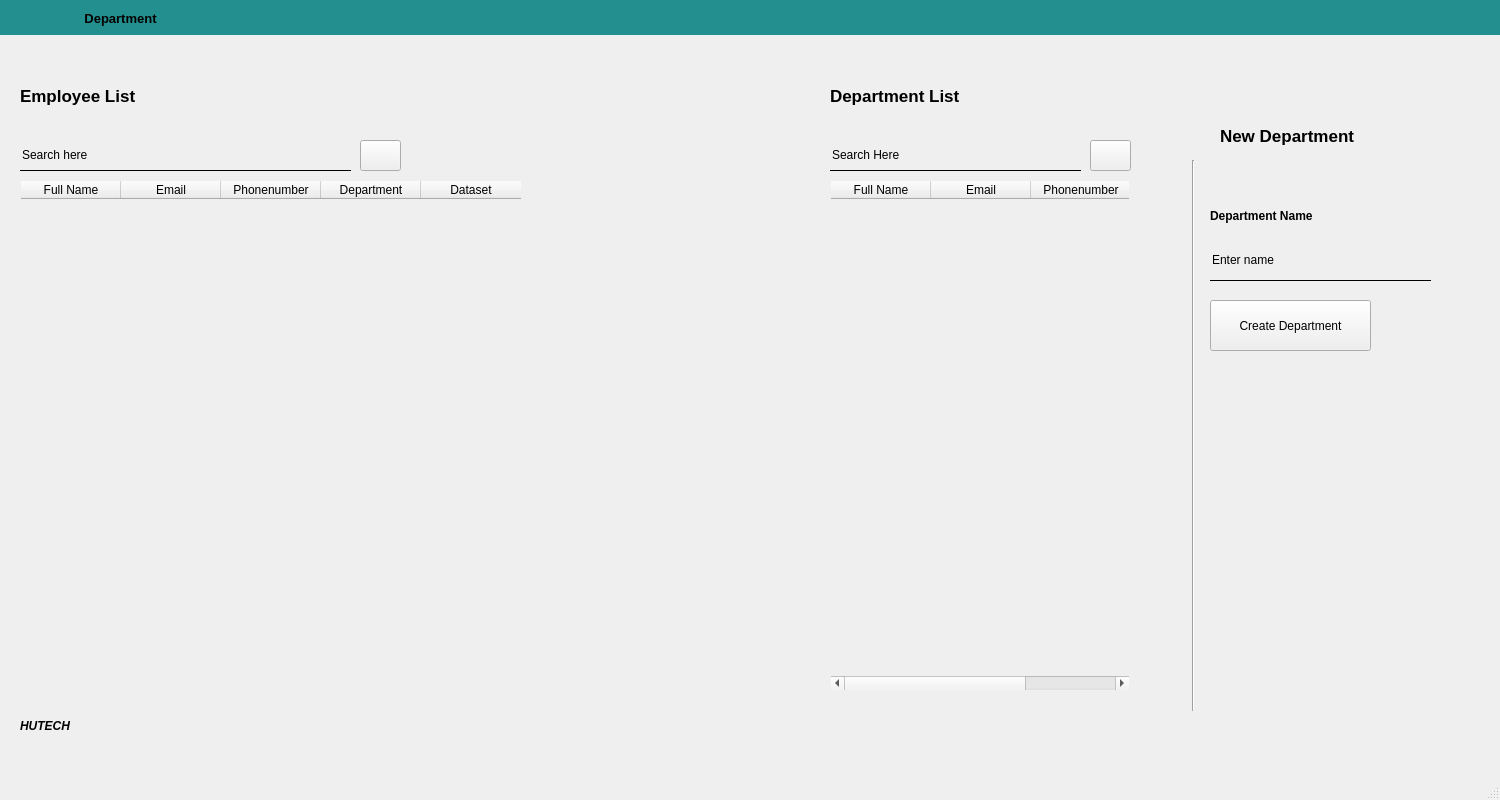
Above: UI/Department.ui from TrongQuynh/Face-Recognation before the change. Below: the same form after it.
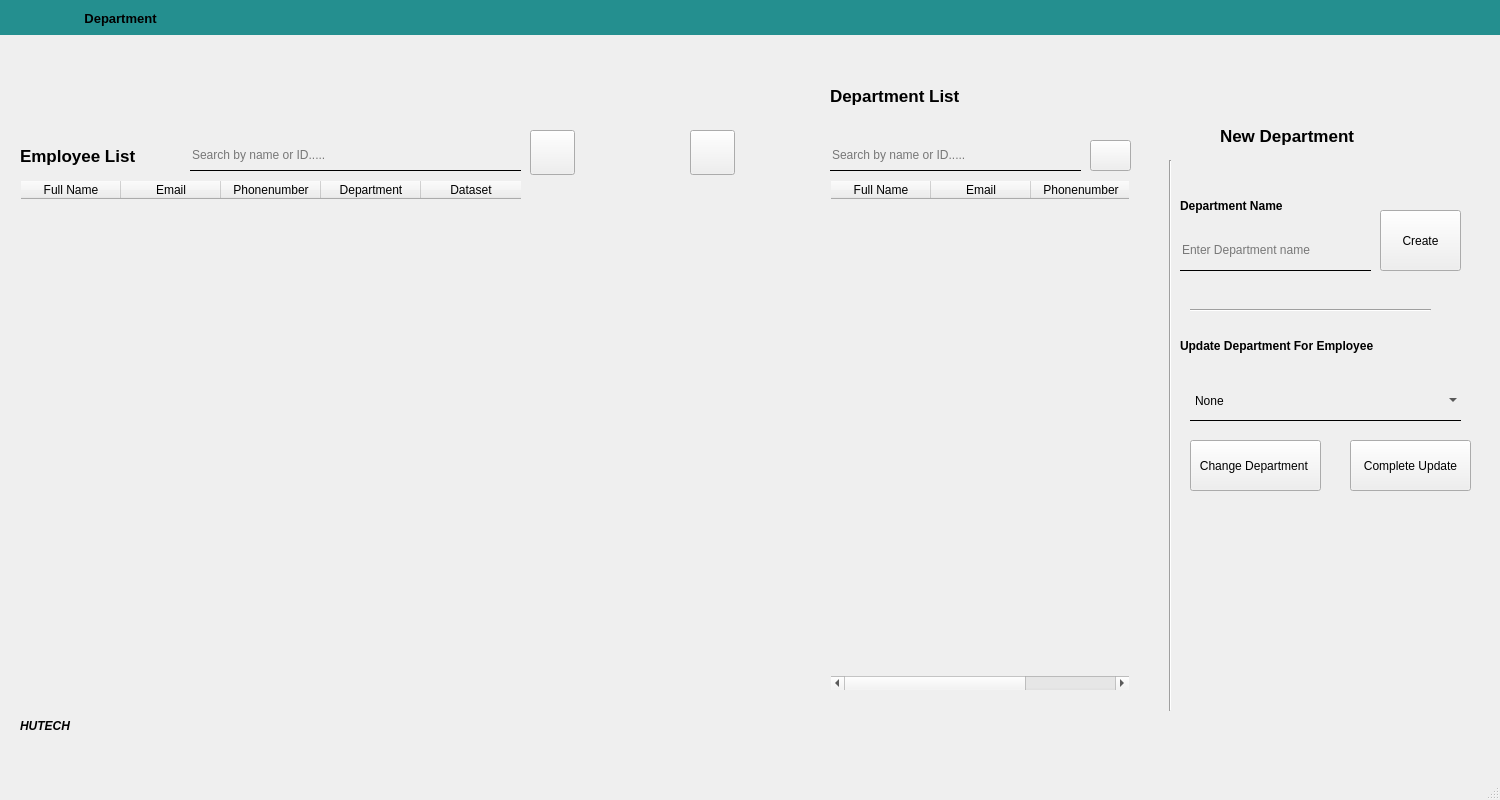
That is the form after the change. Icons and pictures are not drawn.

```diff
--- a/UI/Department.ui
+++ b/UI/Department.ui
@@ -148,7 +148,7 @@
    <widget class="QLineEdit" name="txt_Search">
     <property name="geometry">
      <rect>
-      <x>20</x>
+      <x>190</x>
       <y>140</y>
       <width>331</width>
       <height>31</height>
@@ -158,7 +158,10 @@
      <string notr="true">QLineEdit{background: transparent;border:None;border-bottom:1px solid;}</string>
     </property>
     <property name="text">
-     <string>Search here</string>
+     <string/>
+    </property>
+    <property name="placeholderText">
+     <string>Search by name or ID.....</string>
     </property>
    </widget>
    <widget class="QLabel" name="lbl_Background">
@@ -181,7 +184,7 @@
     <property name="geometry">
      <rect>
       <x>20</x>
-      <y>80</y>
+      <y>140</y>
       <width>181</width>
       <height>31</height>
      </rect>
@@ -230,13 +233,16 @@
      <string notr="true">QLineEdit{background: transparent;border:None;border-bottom:1px solid;}</string>
     </property>
     <property name="text">
-     <string>Search Here</string>
+     <string/>
+    </property>
+    <property name="placeholderText">
+     <string>Search by name or ID.....</string>
     </property>
    </widget>
    <widget class="Line" name="line">
     <property name="geometry">
      <rect>
-      <x>1183</x>
+      <x>1160</x>
       <y>160</y>
       <width>20</width>
       <height>551</height>
@@ -249,9 +255,9 @@
    <widget class="QLineEdit" name="txt_DepartmentName">
     <property name="geometry">
      <rect>
-      <x>1210</x>
-      <y>240</y>
-      <width>221</width>
+      <x>1180</x>
+      <y>230</y>
+      <width>191</width>
       <height>41</height>
      </rect>
     </property>
@@ -259,7 +265,10 @@
      <string notr="true">QLineEdit{background: transparent;border:None;border-bottom:1px solid;}</string>
     </property>
     <property name="text">
-     <string>Enter name</string>
+     <string/>
+    </property>
+    <property name="placeholderText">
+     <string>Enter Department name</string>
     </property>
    </widget>
    <widget class="QLabel" name="label_4">
@@ -285,8 +294,8 @@
    <widget class="QLabel" name="label_5">
     <property name="geometry">
      <rect>
-      <x>1210</x>
-      <y>200</y>
+      <x>1180</x>
+      <y>190</y>
       <width>221</width>
       <height>31</height>
      </rect>
@@ -305,14 +314,14 @@
    <widget class="QPushButton" name="btn_CreateDepartment">
     <property name="geometry">
      <rect>
-      <x>1210</x>
-      <y>300</y>
-      <width>161</width>
-      <height>51</height>
+      <x>1380</x>
+      <y>210</y>
+      <width>81</width>
+      <height>61</height>
      </rect>
     </property>
     <property name="text">
-     <string>Create Department</string>
+     <string>Create</string>
     </property>
    </widget>
    <widget class="QLabel" name="label_Text">
@@ -393,10 +402,10 @@
    <widget class="QPushButton" name="btn_Search">
     <property name="geometry">
      <rect>
-      <x>360</x>
-      <y>140</y>
-      <width>41</width>
-      <height>31</height>
+      <x>530</x>
+      <y>130</y>
+      <width>45</width>
+      <height>45</height>
      </rect>
     </property>
     <property name="text">
@@ -432,6 +441,130 @@
      <set>Qt::AlignCenter</set>
     </property>
    </widget>
+   <widget class="QPushButton" name="btn_ChangeDepartment">
+    <property name="geometry">
+     <rect>
+      <x>1190</x>
+      <y>440</y>
+      <width>131</width>
+      <height>51</height>
+     </rect>
+    </property>
+    <property name="text">
+     <string>Change Department </string>
+    </property>
+   </widget>
+   <widget class="QLabel" name="label_6">
+    <property name="geometry">
+     <rect>
+      <x>1180</x>
+      <y>330</y>
+      <width>241</width>
+      <height>31</height>
+     </rect>
+    </property>
+    <property name="font">
+     <font>
+      <weight>75</weight>
+      <bold>true</bold>
+     </font>
+    </property>
+    <property name="text">
+     <string>Update Department For Employee</string>
+    </property>
+   </widget>
+   <widget class="QPushButton" name="btn_CompleteUpdate">
+    <property name="geometry">
+     <rect>
+      <x>1350</x>
+      <y>440</y>
+      <width>121</width>
+      <height>51</height>
+     </rect>
+    </property>
+    <property name="text">
+     <string>Complete Update</string>
+    </property>
+   </widget>
+   <widget class="Line" name="line_2">
+    <property name="geometry">
+     <rect>
+      <x>1190</x>
+      <y>300</y>
+      <width>241</width>
+      <height>20</height>
+     </rect>
+    </property>
+    <property name="orientation">
+     <enum>Qt::Horizontal</enum>
+    </property>
+   </widget>
+   <widget class="QComboBox" name="cbox_Department">
+    <property name="geometry">
+     <rect>
+      <x>1190</x>
+      <y>380</y>
+      <width>271</width>
+      <height>41</height>
+     </rect>
+    </property>
+    <property name="styleSheet">
+     <string notr="true">QComboBox{background: transparent;border:None;border-bottom:1px solid;}</string>
+    </property>
+    <item>
+     <property name="text">
+      <string>None</string>
+     </property>
+    </item>
+    <item>
+     <property name="text">
+      <string>IT</string>
+     </property>
+    </item>
+    <item>
+     <property name="text">
+      <string>Marketing</string>
+     </property>
+    </item>
+    <item>
+     <property name="text">
+      <string>HR</string>
+     </property>
+    </item>
+    <item>
+     <property name="text">
+      <string>Sales</string>
+     </property>
+    </item>
+    <item>
+     <property name="text">
+      <string>Finance</string>
+     </property>
+    </item>
+   </widget>
+   <widget class="QPushButton" name="btn_Refresh">
+    <property name="geometry">
+     <rect>
+      <x>690</x>
+      <y>130</y>
+      <width>45</width>
+      <height>45</height>
+     </rect>
+    </property>
+    <property name="text">
+     <string/>
+    </property>
+    <property name="icon">
+     <iconset>
+      <normaloff>../public/img/refresh.png</normaloff>../public/img/refresh.png</iconset>
+    </property>
+    <property name="iconSize">
+     <size>
+      <width>35</width>
+      <height>35</height>
+     </size>
+    </property>
+   </widget>
    <zorder>lbl_Background</zorder>
    <zorder>tbl_Employee</zorder>
    <zorder>dataSet_IMG</zorder>
```
Left out of the diff: 7 changed lines with no effect on the pictures.
